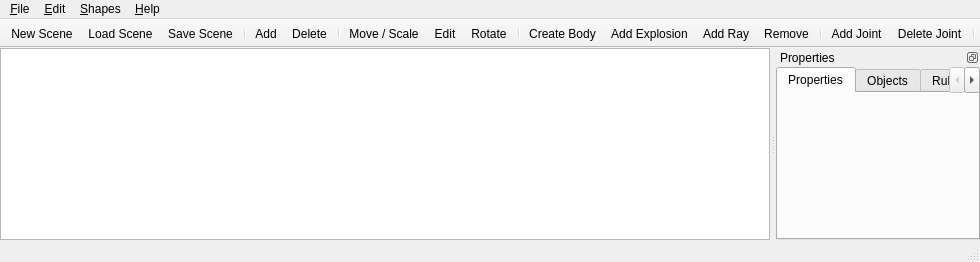
First picture: the form in ui/MainWindow.ui, repository folibis/physalis, before the edit.
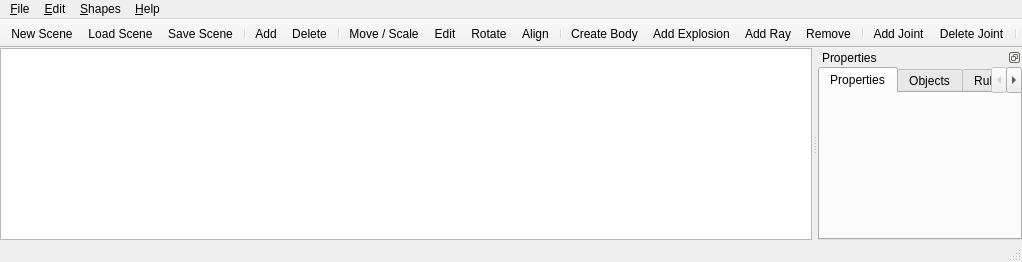
Second picture: the form after the edit. Icons and pictures are not drawn. Custom widgets are drawn as their Qt base class.

Commit message: add random, recent files, fix edit mode

```diff
--- a/ui/MainWindow.ui
+++ b/ui/MainWindow.ui
@@ -72,6 +72,11 @@
     <addaction name="separator"/>
     <addaction name="actionExit"/>
    </widget>
+   <widget class="QMenu" name="menuRecent">
+    <property name="title">
+     <string>Open &amp;Recent</string>
+    </property>
+   </widget>
    <widget class="QMenu" name="menuExport">
     <property name="title">
      <string>&amp;Export to</string>
@@ -89,6 +94,11 @@
     <addaction name="separator"/>
     <addaction name="actionSaveScreenshot"/>
    </widget>
+   <widget class="QMenu" name="menuAlign">
+    <property name="title">
+     <string>&amp;Align</string>
+    </property>
+   </widget>
    <widget class="QMenu" name="menuShapes">
     <property name="title">
      <string>&amp;Shapes</string>
@@ -141,6 +151,7 @@
    <addaction name="actionMoveScale"/>
    <addaction name="actionEditNodes"/>
    <addaction name="actionRotate"/>
+   <addaction name="actionAlign"/>
    <addaction name="separator"/>
    <addaction name="actionCreateBody"/>
    <addaction name="actionAddExplosion"/>
@@ -330,6 +341,14 @@
     <string>Ctrl+V</string>
    </property>
   </action>
+  <action name="actionAlign">
+   <property name="text">
+    <string>Align</string>
+   </property>
+   <property name="toolTip">
+    <string>Line the selected shapes up on one edge</string>
+   </property>
+  </action>
   <action name="actionSaveScreenshot">
    <property name="icon">
     <iconset resource="../resources/icons.qrc">
```
Left out of the diff: 3 changed lines with no effect on the pictures. The commit also changes 166 other files.
